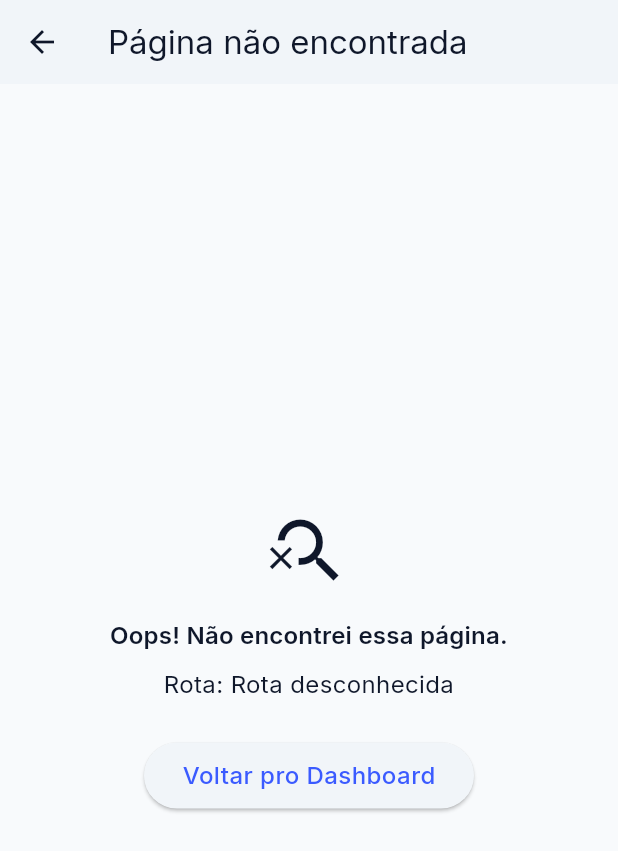
After one commit to mindeaseapp/mindease-focus-tc5, a Flutter app: the NotFoundPage screen opened by its route, on a phone screen of 412 x 824 dp. The commit adds this screen. Shown: the top 851 px of the screen. Run offline on Flutter 3.47's test engine with Material 3 defaults, Android fonts, the light colour scheme and no system bars; our stand-ins replace supabase_flutter; accounts and stored records are empty.

Commit message:
feat: add not found para web.

```diff
--- a/lib/features/routes.dart
+++ b/lib/features/routes.dart
@@ -10,19 +10,30 @@ import 'package:mindease_focus/features/auth/presentation/pages/reset_password/r
 import 'package:mindease_focus/features/auth/presentation/pages/dashboard/dashboard_page.dart';
 import 'package:mindease_focus/features/auth/presentation/pages/profile/profile_page.dart';
 import 'package:mindease_focus/features/auth/presentation/pages/profile/models/profile_view/profile_view_model.dart';
-
-// ✅ CRIE/IMPORTE a página de tasks
 import 'package:mindease_focus/features/auth/presentation/pages/tasks/tasks_page.dart';
 
+// NOT FOUND
+import 'package:mindease_focus/shared/pages/not_found/not_found_page.dart';
 class AppRoutes {
   static const String login = '/login';
   static const String register = '/register';
   static const String resetPassword = '/reset-password';
   static const String dashboard = '/dashboard';
   static const String profile = '/profile';
+  static const String tasks = '/tasks';
 
-  // ✅ NOVO
-  static const String tasks = '/tasks';
+  static const String notFound = '/not_found';
+
+  static bool get isLoggedIn =>
+      Supabase.instance.client.auth.currentUser != null;
+
+  // ✅ defina quais rotas NÃO precisam de login
+  static const Set<String> publicRoutes = {
+    login,
+    register,
+    resetPassword,
+    notFound,
+  };
 
   static Map<String, WidgetBuilder> get routes => {
         login: (_) => const LoginPage(),
@@ -30,7 +41,6 @@ class AppRoutes {
         resetPassword: (_) => const ResetPasswordPage(),
         dashboard: (_) => const DashboardPage(),
 
-        // ✅ ProfilePage precisa do viewModel, então a rota cria ele aqui:
         profile: (context) {
           final user = Supabase.instance.client.auth.currentUser;
 
@@ -44,15 +54,47 @@ class AppRoutes {
             viewModel: ProfileViewModel.demo(
               name: name,
               email: email,
-              onOpenPersonalInfo: () {
-                // opcional: navegue ou abra modal
-                // debugPrint('Abrir dados pessoais');
-              },
+              onOpenPersonalInfo: () {},
             ),
           );
         },
 
-        // ✅ NOVO: rota /tasks registrada
         tasks: (_) => const TasksPage(),
+        notFound: (_) => const NotFoundPage(),
       };
+
+  static Route<dynamic> onGenerateRoute(RouteSettings settings) {
+    final name = settings.name;
+
+    // 1) Se a rota existe no map:
+    final builder = routes[name];
+    if (builder != null) {
+      final isPublic = publicRoutes.contains(name);
+      if (!isPublic && !isLoggedIn) {
+        // ✅ tentou acessar rota protegida sem login
+        return MaterialPageRoute(
+          builder: (_) => const LoginPage(),
+          settings: const RouteSettings(name: login),
+        );
+      }
+
+      return MaterialPageRoute(
+        builder: builder,
+        settings: settings,
+      );
+    }
+
+    // 2) Se NÃO existe: NotFound
+    return MaterialPageRoute(
+      builder: (_) => NotFoundPage(requestedRoute: name),
+      settings: const RouteSettings(name: notFound),
+    );
+  }
+
+  static Route<dynamic> onUnknownRoute(RouteSettings settings) {
+    return MaterialPageRoute(
+      builder: (_) => NotFoundPage(requestedRoute: settings.name),
+      settings: const RouteSettings(name: notFound),
+    );
+  }
 }
--- a/lib/main.dart
+++ b/lib/main.dart
@@ -57,9 +57,13 @@ class MindEaseApp extends StatelessWidget {
         );
       },
 
-      // ✅ IMPORTANTÍSSIMO: isso usa o routes.dart que registrou /tasks
+      // ✅ Mantém seu fluxo normal
       initialRoute: AppRoutes.login,
       routes: AppRoutes.routes,
+
+      // ✅ NOVO: fallback quando a rota não existir + regras logado/deslogado
+      onGenerateRoute: AppRoutes.onGenerateRoute,
+      onUnknownRoute: AppRoutes.onUnknownRoute,
     );
   }
 }
--- /dev/null
+++ b/lib/shared/pages/not_found/not_found_page.dart
@@ -0,0 +1,71 @@
+import 'package:flutter/material.dart';
+import 'package:supabase_flutter/supabase_flutter.dart';
+
+import 'package:mindease_focus/features/routes.dart';
+import 'not_found_styles.dart';
+
+class NotFoundPage extends StatelessWidget {
+  final String? requestedRoute;
+
+  const NotFoundPage({super.key, this.requestedRoute});
+
+  @override
+  Widget build(BuildContext context) {
+    final user = Supabase.instance.client.auth.currentUser;
+    final isLoggedIn = user != null;
+
+    final routeText = (requestedRoute == null || requestedRoute!.isEmpty)
+        ? 'Rota desconhecida'
+        : requestedRoute!;
+
+    return Scaffold(
+      appBar: AppBar(
+        title: const Text('Página não encontrada'),
+      ),
+      body: Center(
+        child: ConstrainedBox(
+          constraints: const BoxConstraints(maxWidth: NotFoundStyles.maxWidth),
+          child: Padding(
+            padding: NotFoundStyles.pagePadding,
+            child: Column(
+              mainAxisSize: MainAxisSize.min,
+              children: [
+                Icon(
+                  Icons.search_off,
+                  size: NotFoundStyles.iconSize,
+                  color: Theme.of(context).colorScheme.onSurfaceVariant,
+                ),
+                NotFoundStyles.gap16,
+                Text(
+                  'Oops! Não encontrei essa página.',
+                  textAlign: TextAlign.center,
+                  style: NotFoundStyles.titleTextStyle(context),
+                ),
+                NotFoundStyles.gap8,
+                Text(
+                  'Rota: $routeText',
+                  textAlign: TextAlign.center,
+                  style: NotFoundStyles.routeTextStyle(context),
+                ),
+                NotFoundStyles.gap24,
+
+                // ✅ CTA muda conforme login
+                ElevatedButton(
+                  style: NotFoundStyles.primaryButtonStyle(context),
+                  onPressed: () {
+                    Navigator.pushNamedAndRemoveUntil(
+                      context,
+                      isLoggedIn ? AppRoutes.dashboard : AppRoutes.login,
+                      (route) => false,
+                    );
+                  },
+                  child: Text(isLoggedIn ? 'Voltar pro Dashboard' : 'Ir para Login'),
+                ),
+              ],
+            ),
+          ),
+        ),
+      ),
+    );
+  }
+}
--- /dev/null
+++ b/lib/shared/pages/not_found/not_found_styles.dart
@@ -0,0 +1,37 @@
+import 'package:flutter/material.dart';
+
+class NotFoundStyles {
+  // Layout
+  static const double maxWidth = 520;
+  static const EdgeInsets pagePadding = EdgeInsets.all(24);
+
+  // Espaçamentos
+  static const SizedBox gap8 = SizedBox(height: 8);
+  static const SizedBox gap16 = SizedBox(height: 16);
+  static const SizedBox gap24 = SizedBox(height: 24);
+
+  // Ícone
+  static const double iconSize = 56;
+
+  // TextStyles (derivados do tema)
+  static TextStyle titleTextStyle(BuildContext context) {
+    final theme = Theme.of(context);
+    return theme.textTheme.titleMedium?.copyWith(
+          fontWeight: FontWeight.w600,
+        ) ??
+        const TextStyle(fontSize: 18, fontWeight: FontWeight.w600);
+  }
+
+  static TextStyle routeTextStyle(BuildContext context) {
+    final theme = Theme.of(context);
+    return theme.textTheme.bodyMedium ??
+        const TextStyle(fontSize: 14, fontWeight: FontWeight.w400);
+  }
+
+  // Botões (se quiser padronizar tamanhos)
+  static ButtonStyle primaryButtonStyle(BuildContext context) {
+    return ElevatedButton.styleFrom(
+      minimumSize: const Size(220, 44),
+    );
+  }
+}
```
